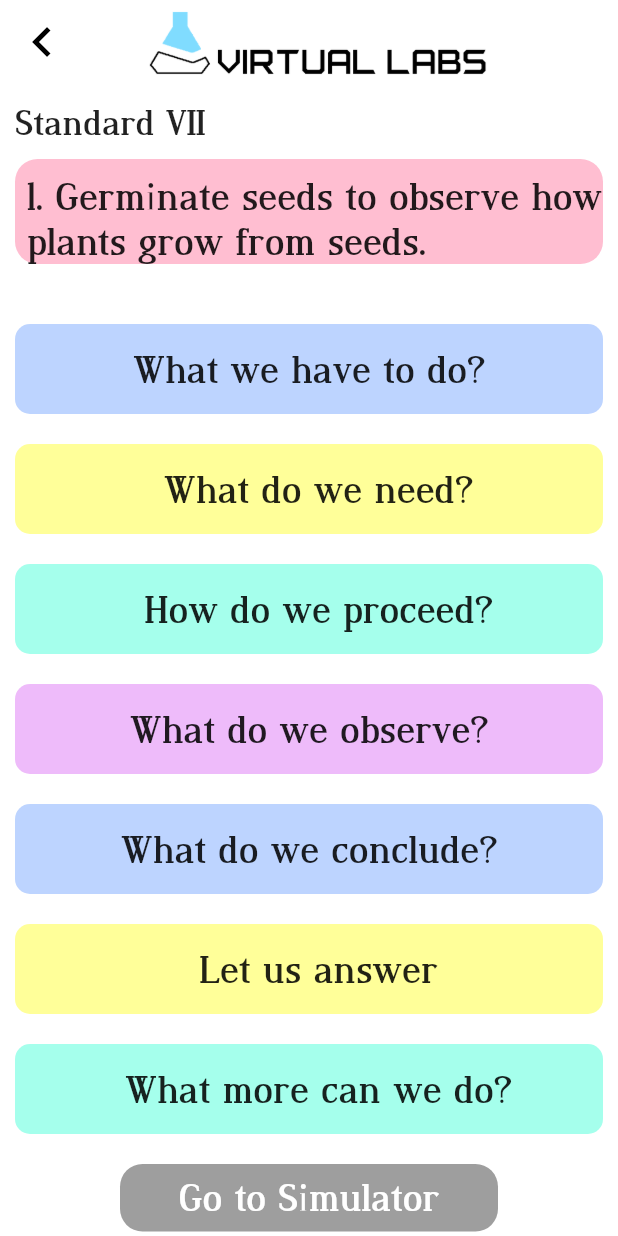
After one commit to rushankshah/Virtual-Lab, a Flutter app: the ActivityDetail screen opened by its route, on a phone screen of 412 x 824 dp. The commit adds this screen. Run offline on Flutter 3.47's test engine with Material 2 defaults, Android fonts, the light colour scheme and no system bars; drawn by our look-alikes of expandable; our stand-ins replace animate_do, animated_text_kit, flare_flutter.

Commit message:
Created the Activity Details page

```diff
--- /dev/null
+++ b/lib/Screens/activity_detail.dart
@@ -0,0 +1,356 @@
+import 'package:expandable/expandable.dart';
+import 'package:flutter/material.dart';
+
+class ActivityDetail extends StatelessWidget {
+  final GlobalKey<ScaffoldState> _scaffoldKey = new GlobalKey<ScaffoldState>();
+
+  @override
+  Widget build(BuildContext context) {
+    return Scaffold(
+      key: _scaffoldKey,
+      appBar: AppBar(
+        centerTitle: true,
+        elevation: 0,
+        backgroundColor: Colors.white,
+        leading: IconButton(
+          onPressed: () {
+            Navigator.pop(context);
+          },
+          icon: Icon(
+            Icons.keyboard_arrow_left,
+            color: Colors.black,
+            size: 40,
+          ),
+        ),
+        title: Image(
+          height: 75,
+          image: AssetImage('images/logo.png'),
+        ),
+      ),
+      backgroundColor: Colors.white,
+      body: SafeArea(
+        child: ListView(
+          children: <Widget>[
+            SizedBox(
+              height: 12,
+            ),
+            Row(
+              children: <Widget>[
+                SizedBox(
+                  width: 10,
+                ),
+                Align(
+                  alignment: Alignment.topLeft,
+                  child: Text(
+                    'Standard VII',
+                    //textAlign: TextAlign.start,
+                    style: TextStyle(
+                        fontSize: 23,
+                        fontWeight: FontWeight.bold,
+                        fontFamily: 'DustismoRomanBold'),
+                  ),
+                ),
+              ],
+            ),
+            Container(
+              width: double.infinity,
+              child: Padding(
+                padding: const EdgeInsets.fromLTRB(8, 10, 0, 0),
+                child: Text(
+                  '1. Germinate seeds to observe how plants grow from seeds.',
+                  style:
+                      TextStyle(fontSize: 25, fontFamily: 'DustismoRomanBold'),
+                ),
+              ),
+              margin: EdgeInsets.fromLTRB(10, 10, 10, 10),
+              decoration: BoxDecoration(
+                  borderRadius: BorderRadius.circular(15),
+                  color: Color(0xFFffbed1)),
+            ),
+            SizedBox(
+              height: 20,
+            ),
+            Container(
+              margin: EdgeInsets.fromLTRB(10, 10, 10, 10),
+              padding: EdgeInsets.all(15),
+              decoration: BoxDecoration(
+                color: Color(0xFFbdd4ff),
+                borderRadius: BorderRadius.circular(10),
+              ),
+              child: ExpandableNotifier(
+                // <-- Provides ExpandableController to its children
+                child: Column(
+                  children: [
+                    Expandable(
+                      // <-- Driven by ExpandableController from ExpandableNotifier
+                      collapsed: ExpandableButton(
+                        // <-- Expands when tapped on the cover photo
+                        child: Text(
+                          'What we have to do?',
+                          style: TextStyle(
+                              fontSize: 25, fontFamily: 'DustismoRomanBold'),
+                        ),
+                      ),
+                      expanded: Column(children: [
+                        //buildAllPhotos(),
+                        ExpandableButton(
+                          // <-- Collapses when tapped on
+                          child: Text(
+                            'Germinate seeds to observe how plants grow from seeds.',
+                            style: TextStyle(
+                                fontSize: 25, fontFamily: 'DustismoRomanBold'),
+                          ),
+                        ),
+                      ]),
+                    ),
+                  ],
+                ),
+              ),
+            ),
+            Container(
+              margin: EdgeInsets.fromLTRB(10, 10, 10, 10),
+              padding: EdgeInsets.all(15),
+              decoration: BoxDecoration(
+                color: Color(0xFFffff99),
+                borderRadius: BorderRadius.circular(10),
+              ),
+              child: ExpandableNotifier(
+                // <-- Provides ExpandableController to its children
+                child: Column(
+                  children: [
+                    Expandable(
+                      // <-- Driven by ExpandableController from ExpandableNotifier
+                      collapsed: ExpandableButton(
+                        // <-- Expands when tapped on the cover photo
+                        child: Text(
+                          ' What do we need?',
+                          style: TextStyle(
+                              fontSize: 25, fontFamily: 'DustismoRomanBold'),
+                        ),
+                      ),
+                      expanded: Column(children: [
+                        //buildAllPhotos(),
+                        ExpandableButton(
+                          // <-- Collapses when tapped on
+                          child: Text(
+                            'Dry whole seeds of gram or moong (green gram), Petri dish, cotton cloth, water.',
+                            style: TextStyle(
+                                fontSize: 25, fontFamily: 'DustismoRomanBold'),
+                          ),
+                        ),
+                      ]),
+                    ),
+                  ],
+                ),
+              ),
+            ),
+            Container(
+              margin: EdgeInsets.fromLTRB(10, 10, 10, 10),
+              padding: EdgeInsets.all(15),
+              decoration: BoxDecoration(
+                color: Color(0xFFa5ffec),
+                borderRadius: BorderRadius.circular(10),
+              ),
+              child: ExpandableNotifier(
+                // <-- Provides ExpandableController to its children
+                child: Column(
+                  children: [
+                    Expandable(
+                      // <-- Driven by ExpandableController from ExpandableNotifier
+                      collapsed: ExpandableButton(
+                        // <-- Expands when tapped on the cover photo
+                        child: Text(
+                          ' How do we proceed?',
+                          style: TextStyle(
+                              fontSize: 25, fontFamily: 'DustismoRomanBold'),
+                        ),
+                      ),
+                      expanded: Column(
+                        children: [
+                          //buildAllPhotos(),
+                          ExpandableButton(
+                            // <-- Collapses when tapped on
+                            child: Text(
+                              '1. Soak 20-25 dry whole seeds of gram or moong in a Petri dish or container filled with water.\n2. Next day, drain the excess water and cover the seeds with wet cotton cloth.\n3. Keep the cotton cloth moist for 2-3 days by soaking them in water at regular intervals. Seeds may be washed or rinsed each day to prevent rotting.\n4. Observe the seeds each day.',
+                              style: TextStyle(
+                                  fontSize: 25,
+                                  fontFamily: 'DustismoRomanBold'),
+                            ),
+                          ),
+                        ],
+                      ),
+                    ),
+                  ],
+                ),
+              ),
+            ),
+            Container(
+              margin: EdgeInsets.fromLTRB(10, 10, 10, 10),
+              padding: EdgeInsets.all(15),
+              decoration: BoxDecoration(
+                color: Color(0xFFeebbfa),
+                borderRadius: BorderRadius.circular(10),
+              ),
+              child: ExpandableNotifier(
+                // <-- Provides ExpandableController to its children
+                child: Column(
+                  children: [
+                    Expandable(
+                      // <-- Driven by ExpandableController from ExpandableNotifier
+                      collapsed: ExpandableButton(
+                        // <-- Expands when tapped on the cover photo
+                        child: Text(
+                          'What do we observe?',
+                          style: TextStyle(
+                              fontSize: 25, fontFamily: 'DustismoRomanBold'),
+                        ),
+                      ),
+                      expanded: Column(children: [
+                        //buildAllPhotos(),
+                        ExpandableButton(
+                          // <-- Collapses when tapped on
+                          child: Text(
+                            'The seeds swell or increase in size on Day 1. Next day, a small white structure emerges from each seed. It gradually elongates during the next 2-3 days and small hair like outgrowths appear around it just behind it’s tips.',
+                            style: TextStyle(
+                                fontSize: 25, fontFamily: 'DustismoRomanBold'),
+                          ),
+                        ),
+                      ]),
+                    ),
+                  ],
+                ),
+              ),
+            ),
+            Container(
+              margin: EdgeInsets.fromLTRB(10, 10, 10, 10),
+              padding: EdgeInsets.all(15),
+              decoration: BoxDecoration(
+                color: Color(0xFFbdd4ff),
+                borderRadius: BorderRadius.circular(10),
+              ),
+              child: ExpandableNotifier(
+                // <-- Provides ExpandableController to its children
+                child: Column(
+                  children: [
+                    Expandable(
+                      // <-- Driven by ExpandableController from ExpandableNotifier
+                      collapsed: ExpandableButton(
+                        // <-- Expands when tapped on the cover photo
+                        child: Text(
+                          'What do we conclude?',
+                          style: TextStyle(
+                              fontSize: 25, fontFamily: 'DustismoRomanBold'),
+                        ),
+                      ),
+                      expanded: Column(children: [
+                        //buildAllPhotos(),
+                        ExpandableButton(
+                          // <-- Collapses when tapped on
+                          child: Text(
+                            '•	 Seeds germinate in the presence of water. Germination is the process of growth of plants from the seeds\n•	 During germination, the white structure that appears first develops into root.\n•	 The small hair-like outgrowths formed later are root hairs.\n•	 If seeds are kept moist for a few more days, another whitish structure emerges from the same point of the seed, which later develops into a shoot',
+                            style: TextStyle(
+                                fontSize: 25, fontFamily: 'DustismoRomanBold'),
+                          ),
+                        ),
+                      ]),
+                    ),
+                  ],
+                ),
+              ),
+            ),
+            Container(
+              margin: EdgeInsets.fromLTRB(10, 10, 10, 10),
+              padding: EdgeInsets.all(15),
+              decoration: BoxDecoration(
+                color: Color(0xFFffff99),
+                borderRadius: BorderRadius.circular(10),
+              ),
+              child: ExpandableNotifier(
+                // <-- Provides ExpandableController to its children
+                child: Column(
+                  children: [
+                    Expandable(
+                      // <-- Driven by ExpandableController from ExpandableNotifier
+                      collapsed: ExpandableButton(
+                        // <-- Expands when tapped on the cover photo
+                        child: Text(
+                          ' Let us answer',
+                          style: TextStyle(
+                              fontSize: 25, fontFamily: 'DustismoRomanBold'),
+                        ),
+                      ),
+                      expanded: Column(children: [
+                        //buildAllPhotos(),
+                        ExpandableButton(
+                          // <-- Collapses when tapped on
+                          child: Text(
+                            '1. Why don’t pulses stored in containers in the kitchen at home germinate?\n2. Name the part of plant where seeds are located.\n3.	 Do seeds ever germinate on the mother plant? Give reasons for your answer.\n4.	 Do all plants produce seeds? Justify your answer with examples.\n5. What are the other methods by which plants can reproduce?',
+                            style: TextStyle(
+                                fontSize: 25, fontFamily: 'DustismoRomanBold'),
+                          ),
+                        ),
+                      ]),
+                    ),
+                  ],
+                ),
+              ),
+            ),
+            Container(
+              margin: EdgeInsets.fromLTRB(10, 10, 10, 10),
+              padding: EdgeInsets.all(15),
+              decoration: BoxDecoration(
+                color: Color(0xFFa5ffec),
+                borderRadius: BorderRadius.circular(10),
+              ),
+              child: ExpandableNotifier(
+                // <-- Provides ExpandableController to its children
+                child: Column(
+                  children: [
+                    Expandable(
+                      // <-- Driven by ExpandableController from ExpandableNotifier
+                      collapsed: ExpandableButton(
+                        // <-- Expands when tapped on the cover photo
+                        child: Text(
+                          ' What more can we do?',
+                          style: TextStyle(
+                              fontSize: 25, fontFamily: 'DustismoRomanBold'),
+                        ),
+                      ),
+                      expanded: Column(children: [
+                        //buildAllPhotos(),
+                        ExpandableButton(
+                          // <-- Collapses when tapped on
+                          child: Text(
+                            '•	 Repeat the above activity at home with different seed samples. Observe and report to the teacher after 2-3 days.\n•	 Sow 1-2 germinated seeds in soil or sand in a pot and water them daily. You will observe that seeds develop into a small plant which gradually increases in size. Make observations about the height of the plant each day. Also note down the number of days it takes to produce the first leaf. Draw a figure of the young plant with leaves and roots.',
+                            style: TextStyle(
+                                fontSize: 25, fontFamily: 'DustismoRomanBold'),
+                          ),
+                        ),
+                      ]),
+                    ),
+                  ],
+                ),
+              ),
+            ),
+            Container(
+              height: 45,
+              alignment: Alignment.center,
+              margin: EdgeInsets.fromLTRB(80, 10, 80, 10),
+              decoration: BoxDecoration(
+                color: Colors.grey[500],
+                borderRadius: BorderRadius.circular(15),
+              ),
+              child: Text(
+                'Go to Simulator',
+                style: TextStyle(
+                    fontSize: 25,
+                    fontFamily: 'DustismoRomanBold',
+                    color: Colors.white),
+              ),
+            )
+          ],
+        ),
+      ),
+    );
+  }
+}
--- a/lib/Screens/growing_plants.dart
+++ b/lib/Screens/activity_screen.dart
@@ -4,7 +4,7 @@ import 'package:flutter/material.dart';
 import 'package:turing/Widgets/card_child.dart';
 import 'package:turing/Widgets/cards.dart';
 
-class GrowingPlants extends StatelessWidget {
+class ActivityScreen extends StatelessWidget {
   final GlobalKey<ScaffoldState> _scaffoldKey = new GlobalKey<ScaffoldState>();
 
   @override
@@ -78,7 +78,8 @@ class GrowingPlants extends StatelessWidget {
             Container(
               width: double.infinity,
               child: Column(children: [
-                Container(
+                GestureDetector(
+                  child: Container(
                     width: double.infinity,
                     child: Padding(
                       padding: const EdgeInsets.fromLTRB(8, 10, 0, 0),
@@ -92,6 +93,10 @@ class GrowingPlants extends StatelessWidget {
                     decoration: BoxDecoration(
                         borderRadius: BorderRadius.circular(15),
                         color: Color(0xFFffbed1)),
+                  ),
+                  onTap: () {
+                    Navigator.pushNamed(context, '/activityDetail');
+                  },
                 ),
                 Container(
                   margin: EdgeInsets.fromLTRB(10, 10, 10, 10),
--- a/lib/Screens/home_screen.dart
+++ b/lib/Screens/home_screen.dart
@@ -94,7 +94,7 @@ class HomeScreen extends StatelessWidget {
                   ),
                 ),
                 onTap: () {
-                  Navigator.pushNamed(context, '/growingplants');
+                  Navigator.pushNamed(context, '/activityScreen');
                 },
               ),
               Cards(
--- a/lib/main.dart
+++ b/lib/main.dart
@@ -1,6 +1,7 @@
 import 'package:flutter/material.dart';
 import 'package:flutter/services.dart';
-import 'package:turing/Screens/growing_plants.dart';
+import 'package:turing/Screens/activity_detail.dart';
+import 'package:turing/Screens/activity_screen.dart';
 import 'package:turing/Screens/home_screen.dart';
 import 'package:turing/Screens/loading_screen.dart';
 
@@ -17,8 +18,9 @@ class MyApp extends StatelessWidget {
       initialRoute: '/loading',
       routes: {
         '/': (BuildContext context) => HomeScreen(),
-        '/growingplants': (BuildContext context) => GrowingPlants(),
+        '/activityScreen': (BuildContext context) => ActivityScreen(),
         '/loading': (BuildContext context) => LoadingScreen(),
+        '/activityDetail': (BuildContext context) => ActivityDetail(),
       },
     );
   }
```
Lines whose indentation alone changed are shown as unchanged.
